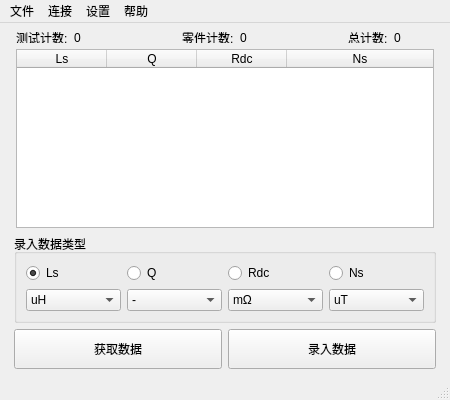
This is src/template/MainWin.ui in yooxii/IQC as Qt 5 draws it before an edit. The edited form follows.
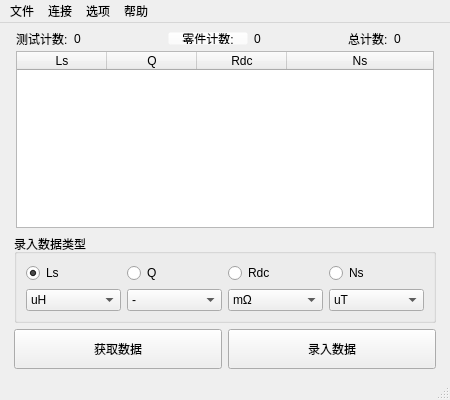
This is the edited form. Icons and pictures are not drawn.

Commit message: feat(ui): 添加零件计数按钮及更多设置对话框

```diff
--- a/src/template/MainWin.ui
+++ b/src/template/MainWin.ui
@@ -392,13 +392,7 @@
        </widget>
       </item>
       <item>
-       <widget class="QLabel" name="label_2">
-        <property name="sizePolicy">
-         <sizepolicy hsizetype="Preferred" vsizetype="Fixed">
-          <horstretch>0</horstretch>
-          <verstretch>0</verstretch>
-         </sizepolicy>
-        </property>
+       <widget class="QPushButton" name="btn_countcomponent">
         <property name="minimumSize">
          <size>
           <width>0</width>
@@ -411,12 +405,8 @@
           <height>20</height>
          </size>
         </property>
-        <property name="toolTip">
-         <string>1.达到指定测试次数时计数
-2.双击此处手动计数</string>
-        </property>
-        <property name="statusTip">
-         <string>双击以手动计数</string>
+        <property name="styleSheet">
+         <string notr="true">background-color: rgba(255, 255, 255, 0);</string>
         </property>
         <property name="text">
          <string>零件计数:</string>
@@ -575,7 +565,7 @@
    </widget>
    <widget class="QMenu" name="menu_2">
     <property name="title">
-     <string>设置</string>
+     <string>选项</string>
     </property>
     <addaction name="actionsets_reconn"/>
    </widget>
```
Left out of the diff: 21 changed lines with no effect on the pictures. The commit also changes 7 other files.
